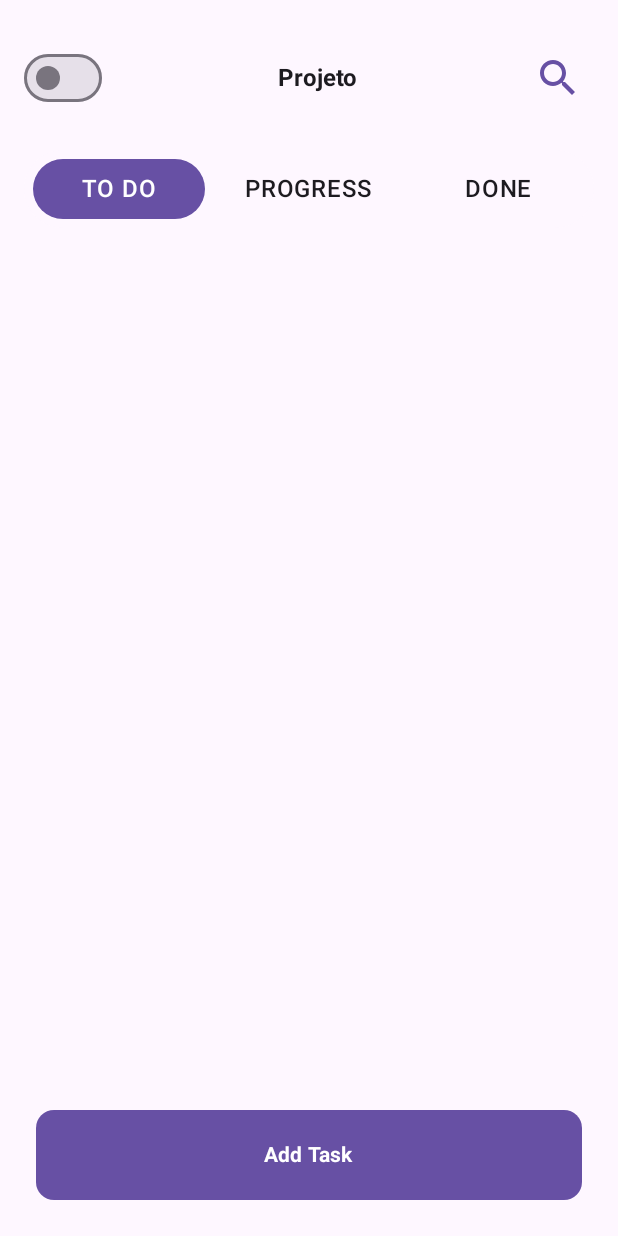
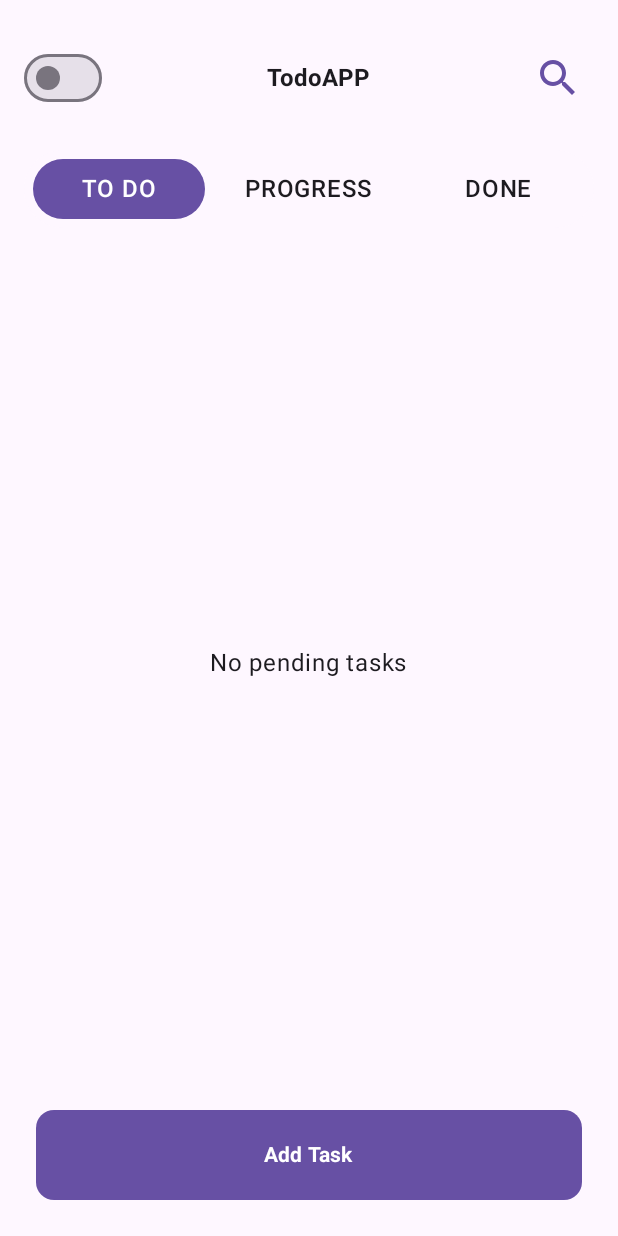
Before and after one commit to pRicard0/TODO-App, an Android app built with Jetpack Compose: the HomeScreen screen opened through its navigation route, on a phone screen of 412 x 824 dp. Run offline under Robolectric (Android 15) with nearby library versions, the phone set to English and light mode, and no system bars; our stand-ins replace livedata-compose.

Commit message:
Updating and fixing bugs

```diff
--- a/app/src/main/java/com/example/todoapp/components/homeScreen/HomeTaskList.kt
+++ b/app/src/main/java/com/example/todoapp/components/homeScreen/HomeTaskList.kt
@@ -10,37 +10,25 @@ import androidx.compose.foundation.layout.Column
 import androidx.compose.foundation.layout.IntrinsicSize
 import androidx.compose.foundation.layout.Row
 import androidx.compose.foundation.layout.Spacer
-import androidx.compose.foundation.layout.fillMaxHeight
 import androidx.compose.foundation.layout.fillMaxWidth
 import androidx.compose.foundation.layout.height
 import androidx.compose.foundation.layout.padding
 import androidx.compose.foundation.layout.width
 import androidx.compose.foundation.lazy.LazyColumn
 import androidx.compose.foundation.shape.RoundedCornerShape
-import androidx.compose.material3.Button
 import androidx.compose.material3.MaterialTheme
 import androidx.compose.material3.Text
 import androidx.compose.runtime.Composable
 import androidx.compose.runtime.collectAsState
-import androidx.compose.runtime.getValue
 import androidx.compose.runtime.rememberCoroutineScope
 import androidx.compose.ui.Alignment
 import androidx.compose.ui.Modifier
 import androidx.compose.ui.draw.clip
 import androidx.compose.ui.text.font.FontWeight
-import androidx.compose.ui.tooling.preview.Preview
 import androidx.compose.ui.unit.dp
 import androidx.compose.ui.unit.sp
-import androidx.lifecycle.viewmodel.compose.viewModel
 import com.example.todoapp.ui.screens.home.HomeViewModel
-import com.example.todoapp.ui.theme.BlackParagraphColor
-import com.example.todoapp.ui.theme.MainBackgroundColor
-import com.example.todoapp.ui.theme.MainBlueColor
 import com.example.todoapp.ui.theme.ParagraphColor
-import com.example.todoapp.ui.theme.SpacerColor
-import com.example.todoapp.ui.theme.TODOAppTheme
-import kotlinx.coroutines.CoroutineScope
-import kotlinx.coroutines.coroutineScope
 import kotlinx.coroutines.launch
 import java.util.Locale
 
@@ -60,6 +48,22 @@ fun TaskList(
             .padding(vertical = 12.dp)
     ) {
         if(!viewModel.showSearch.value) {
+            if (homeUiState.value.taskList.isEmpty()) {
+                item {
+                    val option = viewModel.getOption()
+                    Column(
+                        modifier = Modifier.fillMaxWidth().fillParentMaxHeight(),
+                        horizontalAlignment = Alignment.CenterHorizontally,
+                        verticalArrangement = Arrangement.Center
+                    ) {
+                        when(option) {
+                            "TO DO" -> Text(text = "No pending tasks", color = ParagraphColor)
+                            "PROGRESS" -> Text(text = "No tasks in progress", color = ParagraphColor)
+                            "DONE" -> Text(text = "No completed tasks", color = ParagraphColor)
+                        }
+                    }
+                }
+            }
             items(homeUiState.value.taskList.size) { taskIndex ->
                 if (viewModel.taskExtended == taskIndex) {
                     CardExtended(
@@ -222,7 +226,7 @@ fun CardExtended(
                         .clickable { onChangeClick(id) }
                 ) {
                     Text(
-                        text = "ALTERAR",
+                        text = "CHANGE",
                         fontSize = 12.sp,
                         fontWeight = FontWeight.SemiBold,
                         color = MaterialTheme.colorScheme.onSecondary
--- a/app/src/main/java/com/example/todoapp/components/homeScreen/HomeTopBar.kt
+++ b/app/src/main/java/com/example/todoapp/components/homeScreen/HomeTopBar.kt
@@ -67,7 +67,7 @@ fun HomeTopBar(
                     .background(MaterialTheme.colorScheme.background)
             )
             Text(
-                text = "Projeto",
+                text = "TodoAPP",
                 style = Typography.headlineSmall,
                 color = MaterialTheme.colorScheme.onSurface
             )
--- a/app/src/main/java/com/example/todoapp/ui/navigation/TodoNavGraph.kt
+++ b/app/src/main/java/com/example/todoapp/ui/navigation/TodoNavGraph.kt
@@ -1,5 +1,6 @@
 package com.example.todoapp.ui.navigation
 
+import androidx.compose.material3.Text
 import androidx.compose.runtime.Composable
 import androidx.compose.ui.Modifier
 import androidx.navigation.compose.NavHost
@@ -28,17 +29,29 @@ fun TodoNavHost(
     ) {
         composable(route = HomeDestination.route) {
             HomeScreen(
-                onCreateClick = { navController.navigate(NewDestination.route) },
+                onCreateClick = { navController.navigate("${NewDestination.route}/$it")},
                 onChangeClick = { navController.navigate("${ChangeDestination.route}/$it") },
                 themeViewModel = themeViewModel
             )
         }
 
-        composable(route = NewDestination.route) {
-            NewScreen(
-                onCloseClick = { navController.navigate(HomeDestination.route) },
-                themeViewModel = themeViewModel
-            )
+        composable(
+            route = NewDestination.routeWithArgs,
+            arguments = listOf(navArgument(NewDestination.option) {
+                type = NavType.StringType
+            })
+        ) { navBackStackEntry ->
+            val option = navBackStackEntry.arguments?.getString(NewDestination.option)
+            if (option != null) {
+                NewScreen(
+                    onCloseClick = { navController.navigate(HomeDestination.route) },
+                    themeViewModel = themeViewModel,
+                    option = option
+                )
+            } else {
+                Text(text = "Erro: Argumento 'option' não encontrado.")
+
+            }
         }
 
         composable(
--- a/app/src/main/java/com/example/todoapp/ui/screens/changeTask/ChangeScreen.kt
+++ b/app/src/main/java/com/example/todoapp/ui/screens/changeTask/ChangeScreen.kt
@@ -10,6 +10,7 @@ import androidx.compose.foundation.layout.fillMaxSize
 import androidx.compose.foundation.layout.fillMaxWidth
 import androidx.compose.foundation.layout.height
 import androidx.compose.foundation.layout.padding
+import androidx.compose.foundation.layout.systemBarsPadding
 import androidx.compose.material3.MaterialTheme
 import androidx.compose.material3.OutlinedTextField
 import androidx.compose.material3.OutlinedTextFieldDefaults
@@ -52,7 +53,8 @@ fun ChangeScreen(
             modifier = Modifier
                 .fillMaxSize()
                 .background(MaterialTheme.colorScheme.background)
-                .padding(horizontal = 16.dp, vertical = 24.dp),
+                .padding(16.dp)
+                .systemBarsPadding(),
             topBar = {
                 TaskTopBar(
                     onCloseClick = onCloseClick,
--- a/app/src/main/java/com/example/todoapp/ui/screens/home/HomeScreen.kt
+++ b/app/src/main/java/com/example/todoapp/ui/screens/home/HomeScreen.kt
@@ -1,27 +1,16 @@
 package com.example.todoapp.ui.screens.home
 
-import android.content.res.Resources.Theme
-import android.util.Log
 import androidx.compose.foundation.background
-import androidx.compose.foundation.isSystemInDarkTheme
 import androidx.compose.foundation.layout.Arrangement
 import androidx.compose.foundation.layout.Box
 import androidx.compose.foundation.layout.Column
 import androidx.compose.foundation.layout.fillMaxSize
-import androidx.compose.foundation.layout.fillMaxWidth
 import androidx.compose.foundation.layout.padding
-import androidx.compose.foundation.layout.size
-import androidx.compose.foundation.lazy.LazyColumn
+import androidx.compose.foundation.layout.systemBarsPadding
 import androidx.compose.material3.MaterialTheme
 import androidx.compose.material3.Scaffold
-import androidx.compose.material3.Surface
-import androidx.compose.material3.Text
 import androidx.compose.runtime.Composable
-import androidx.compose.runtime.collectAsState
-import androidx.compose.runtime.getValue
-import androidx.compose.runtime.livedata.observeAsState
 import androidx.compose.ui.Modifier
-import androidx.compose.ui.graphics.Color
 import androidx.compose.ui.tooling.preview.Preview
 import androidx.compose.ui.unit.dp
 import androidx.lifecycle.viewmodel.compose.viewModel
@@ -29,12 +18,9 @@ import com.example.todoapp.components.BottomButton
 import com.example.todoapp.components.homeScreen.CustomToggle
 import com.example.todoapp.components.homeScreen.HomeTopBar
 import com.example.todoapp.components.homeScreen.TaskList
-import com.example.todoapp.data.database.TaskRepository
 import com.example.todoapp.ui.AppViewModelProvider
 import com.example.todoapp.ui.navigation.NavigationDestination
 import com.example.todoapp.ui.screens.ThemeViewModel
-import com.example.todoapp.ui.theme.MainBackgroundColor
-import com.example.todoapp.ui.theme.MainBlueColor
 import com.example.todoapp.ui.theme.TODOAppTheme
 
 object HomeDestination: NavigationDestination {
@@ -44,7 +30,7 @@ object HomeDestination: NavigationDestination {
 
 @Composable
 fun HomeScreen(
-    onCreateClick: () -> Unit,
+    onCreateClick: (String) -> Unit,
     onChangeClick: (Int) -> Unit,
     viewModel: HomeViewModel = viewModel(factory = AppViewModelProvider.Factory),
     themeViewModel: ThemeViewModel = viewModel()
@@ -54,7 +40,8 @@ fun HomeScreen(
             modifier = Modifier
                 .fillMaxSize()
                 .background(MaterialTheme.colorScheme.background)
-                .padding(16.dp),
+                .padding(16.dp)
+                .systemBarsPadding(),
             topBar = {
                 HomeTopBar(
                     themeViewModel = themeViewModel,
@@ -64,7 +51,7 @@ fun HomeScreen(
             bottomBar = {
                 BottomButton(
                     text = "Add Task",
-                    onClick = { onCreateClick() },
+                    onClick = { onCreateClick(viewModel.getOption()) },
                 )
             }
         ) { innerPadding ->
@@ -88,7 +75,7 @@ fun HomeScreen(
                         )
                         TaskList(
                             viewModel = viewModel,
-                            onChangeClick = onChangeClick
+                            onChangeClick = onChangeClick,
                         )
                     }
                 }
--- a/app/src/main/java/com/example/todoapp/ui/screens/home/HomeViewModel.kt
+++ b/app/src/main/java/com/example/todoapp/ui/screens/home/HomeViewModel.kt
@@ -1,21 +1,17 @@
 package com.example.todoapp.ui.screens.home
 
 import android.util.Log
-import androidx.compose.foundation.text2.input.TextFieldState.Saver.save
 import androidx.compose.runtime.MutableState
 import androidx.compose.runtime.getValue
 import androidx.compose.runtime.mutableStateOf
 import androidx.compose.runtime.setValue
 import androidx.lifecycle.ViewModel
 import androidx.lifecycle.viewModelScope
-import androidx.lifecycle.viewmodel.compose.viewModel
 import com.example.todoapp.data.database.Task
 import com.example.todoapp.data.database.TaskRepository
 import kotlinx.coroutines.flow.MutableStateFlow
-import kotlinx.coroutines.flow.SharingStarted
 import kotlinx.coroutines.flow.StateFlow
 import kotlinx.coroutines.flow.map
-import kotlinx.coroutines.flow.stateIn
 import kotlinx.coroutines.launch
 class HomeViewModel(private val taskRepository: TaskRepository) : ViewModel() {
     private val _option = mutableStateOf("TO DO")
@@ -61,7 +57,6 @@ class HomeViewModel(private val taskRepository: TaskRepository) : ViewModel() {
                 .map { HomeUiState(it) }
                 .collect { _searchUiState.value = it }
         }
-        Log.d("HomeViewModel", "Query: $text, Size: ${searchUiState.value.taskList.size}, Search state: ${searchUiState.value}")
     }
 
     fun showExtended(index: Int) {
@@ -77,7 +72,12 @@ class HomeViewModel(private val taskRepository: TaskRepository) : ViewModel() {
         fetchTasksByStatus(option)
     }
 
+    fun getOption(): String {
+        return option.value
+    }
+
     private fun fetchTasksByStatus(status: String) {
+        Log.d("HomeViewModel", "Size: ${homeUiState.value.taskList.size}, $status")
         viewModelScope.launch {
             if(status == "PROGRESS") {
                 taskRepository.getAllTasksByStatus("IN PROGRESS")
```
Also changed, not shown: app/src/main/java/com/example/todoapp/ui/screens/newTask/NewScreen.kt (+23 -13 lines), app/src/main/java/com/example/todoapp/ui/screens/newTask/NewViewModel.kt (+12 -2 lines).
